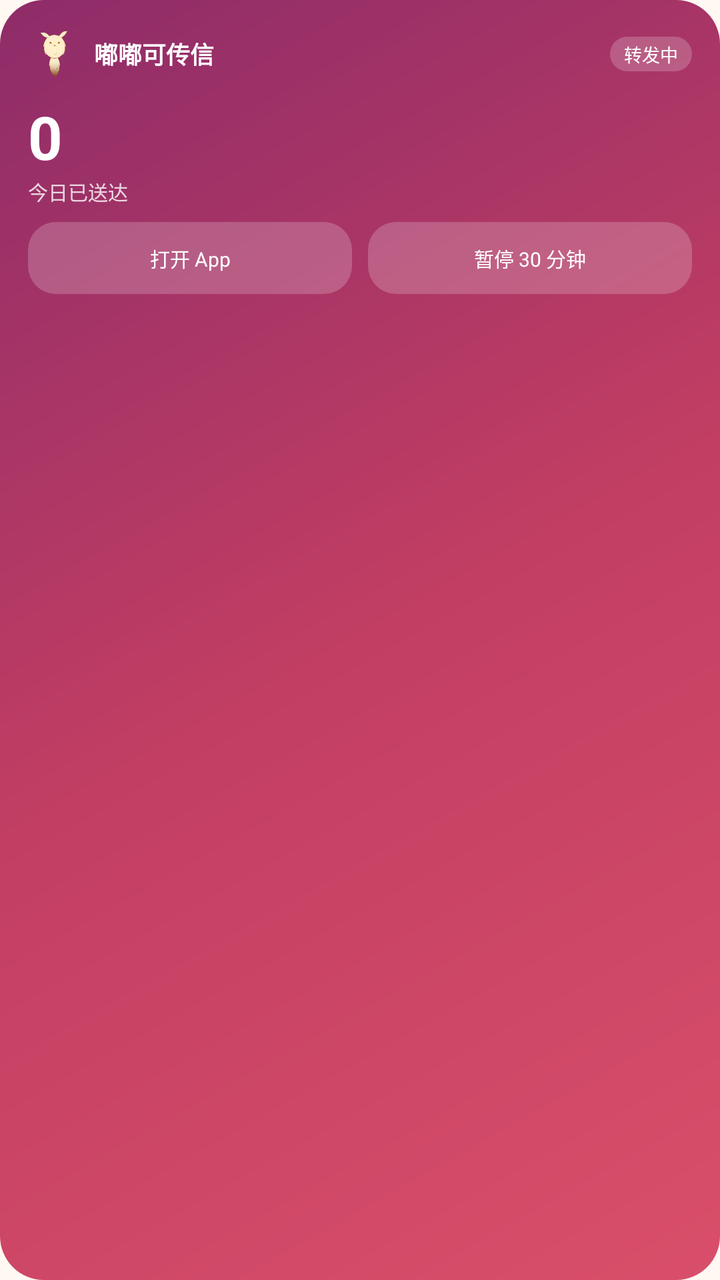
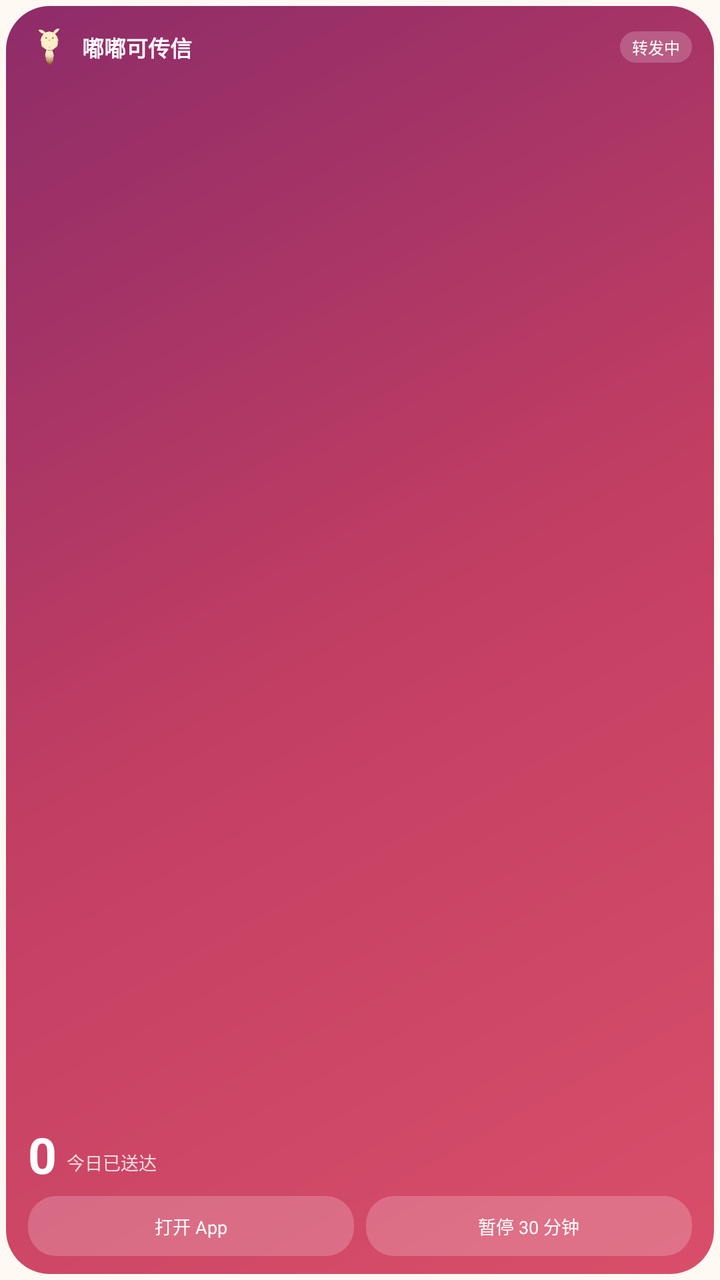

Two renders of the same Android screen: before a commit and after it. Below are the layout's source before the change and the commit's diff.
<!-- AndroidManifest.xml: application theme Theme.Sms2Bark -->
<!-- res/layout/widget_dodocomm.xml -->
<?xml version="1.0" encoding="utf-8"?>
<LinearLayout xmlns:android="http://schemas.android.com/apk/res/android"
    android:id="@+id/widget_root"
    android:layout_width="match_parent"
    android:layout_height="match_parent"
    android:background="@drawable/widget_background"
    android:orientation="vertical"
    android:padding="14dp">

    <LinearLayout
        android:layout_width="match_parent"
        android:layout_height="wrap_content"
        android:gravity="center_vertical"
        android:orientation="horizontal">

        <ImageView
            android:layout_width="26dp"
            android:layout_height="26dp"
            android:contentDescription="@null"
            android:src="@drawable/dodoco_mascot" />

        <TextView
            android:id="@+id/widget_title"
            android:layout_width="0dp"
            android:layout_height="wrap_content"
            android:layout_marginStart="7dp"
            android:layout_weight="1"
            android:maxLines="1"
            android:text="@string/widget_title"
            android:textColor="#FFFFFFFF"
            android:textSize="12sp"
            android:textStyle="bold" />

        <TextView
            android:id="@+id/widget_status"
            android:layout_width="wrap_content"
            android:layout_height="wrap_content"
            android:background="@drawable/widget_chip"
            android:maxLines="1"
            android:paddingHorizontal="7dp"
            android:paddingVertical="2dp"
            android:text="@string/widget_status_on"
            android:textColor="#FFFFFFFF"
            android:textSize="9sp" />
    </LinearLayout>

    <TextView
        android:id="@+id/widget_count"
        android:layout_width="wrap_content"
        android:layout_height="wrap_content"
        android:layout_marginTop="8dp"
        android:text="0"
        android:textColor="#FFFFFFFF"
        android:textSize="30sp"
        android:textStyle="bold" />

    <TextView
        android:layout_width="wrap_content"
        android:layout_height="wrap_content"
        android:text="@string/widget_label_today"
        android:textColor="#CCFFFFFF"
        android:textSize="10sp" />

    <LinearLayout
        android:layout_width="match_parent"
        android:layout_height="wrap_content"
        android:layout_marginTop="8dp"
        android:orientation="horizontal">

        <TextView
            android:id="@+id/widget_open"
            android:layout_width="0dp"
            android:layout_height="36dp"
            android:layout_weight="1"
            android:background="@drawable/widget_chip"
            android:gravity="center"
            android:text="@string/widget_action_open"
            android:textColor="#FFFFFFFF"
            android:textSize="10sp" />

        <TextView
            android:id="@+id/widget_toggle"
            android:layout_width="0dp"
            android:layout_height="36dp"
            android:layout_marginStart="8dp"
            android:layout_weight="1"
            android:background="@drawable/widget_chip"
            android:gravity="center"
            android:text="@string/widget_action_pause"
            android:textColor="#FFFFFFFF"
            android:textSize="10sp" />
    </LinearLayout>
</LinearLayout>
<!-- resources referenced by this layout -->
<resources>
  <!-- drawable dodoco_mascot: png bitmap (drawable-nodpi, 144085 bytes) -->
  <!-- drawable widget_background (drawable) -->
  <?xml version="1.0" encoding="utf-8"?>
  <shape xmlns:android="http://schemas.android.com/apk/res/android" android:shape="rectangle">
      <gradient
          android:angle="135"
          android:startColor="#D94F6A"
          android:centerColor="#C23E63"
          android:endColor="#8E2C69" />
      <corners android:radius="22dp" />
  </shape>
  <!-- drawable widget_chip (drawable) -->
  <?xml version="1.0" encoding="utf-8"?>
  <shape xmlns:android="http://schemas.android.com/apk/res/android" android:shape="rectangle">
      <solid android:color="#33FFFFFF" />
      <corners android:radius="14dp" />
  </shape>
  <string name="widget_action_open">打开 App</string>
  <string name="widget_action_pause">暂停 30 分钟</string>
  <string name="widget_label_today">今日已送达</string>
  <string name="widget_status_on">转发中</string>
  <string name="widget_title">嘟嘟可传信</string>
  <style name="Theme.Sms2Bark" parent="android:Theme.Material.Light.NoActionBar">
          <item name="android:windowBackground">@color/splash_background</item>
          <item name="android:statusBarColor">@android:color/transparent</item>
          <item name="android:navigationBarColor">@android:color/transparent</item>
          <item name="android:windowLightStatusBar">true</item>
          <item name="android:windowDrawsSystemBarBackgrounds">true</item>
      </style>
  <color name="splash_background">#FFFFF8F3</color>
</resources>

<!-- the commit's change to res/layout/widget_dodocomm.xml (unified diff, before → after) -->
@@ -1,93 +1,119 @@
 <?xml version="1.0" encoding="utf-8"?>
-<LinearLayout xmlns:android="http://schemas.android.com/apk/res/android"
+<FrameLayout xmlns:android="http://schemas.android.com/apk/res/android"
     android:id="@+id/widget_root"
     android:layout_width="match_parent"
     android:layout_height="match_parent"
-    android:background="@drawable/widget_background"
-    android:orientation="vertical"
-    android:padding="14dp">
+    android:background="@android:color/transparent"
+    android:padding="3dp">
 
     <LinearLayout
+        android:id="@+id/widget_card"
         android:layout_width="match_parent"
-        android:layout_height="wrap_content"
-        android:gravity="center_vertical"
-        android:orientation="horizontal">
+        android:layout_height="match_parent"
+        android:background="@drawable/widget_background"
+        android:orientation="vertical"
+        android:paddingStart="11dp"
+        android:paddingTop="10dp"
+        android:paddingEnd="11dp"
+        android:paddingBottom="9dp">
 
-        <ImageView
-            android:layout_width="26dp"
-            android:layout_height="26dp"
-            android:contentDescription="@null"
-            android:src="@drawable/dodoco_mascot" />
+        <LinearLayout
+            android:layout_width="match_parent"
+            android:layout_height="wrap_content"
+            android:gravity="center_vertical"
+            android:orientation="horizontal">
 
-        <TextView
-            android:id="@+id/widget_title"
-            android:layout_width="0dp"
-            android:layout_height="wrap_content"
-            android:layout_marginStart="7dp"
+            <ImageView
+                android:layout_width="21dp"
+                android:layout_height="21dp"
+                android:contentDescription="@null"
+                android:src="@drawable/dodoco_mascot" />
+
+            <TextView
+                android:id="@+id/widget_title"
+                android:layout_width="0dp"
+                android:layout_height="wrap_content"
+                android:layout_marginStart="6dp"
+                android:layout_weight="1"
+                android:ellipsize="end"
+                android:maxLines="1"
+                android:text="@string/widget_title"
+                android:textColor="#FFFFFFFF"
+                android:textSize="11sp"
+                android:textStyle="bold" />
+
+            <TextView
+                android:id="@+id/widget_status"
+                android:layout_width="wrap_content"
+                android:layout_height="wrap_content"
+                android:background="@drawable/widget_chip"
+                android:ellipsize="end"
+                android:maxLines="1"
+                android:paddingHorizontal="6dp"
+                android:paddingVertical="2dp"
+                android:text="@string/widget_status_on"
+                android:textColor="#FFFFFFFF"
+                android:textSize="8sp" />
+        </LinearLayout>
+
+        <LinearLayout
+            android:layout_width="match_parent"
+            android:layout_height="0dp"
             android:layout_weight="1"
-            android:maxLines="1"
-            android:text="@string/widget_title"
-            android:textColor="#FFFFFFFF"
-            android:textSize="12sp"
-            android:textStyle="bold" />
+            android:orientation="horizontal"
+            android:gravity="bottom">
+            <TextView
+                android:id="@+id/widget_count"
+                android:layout_width="wrap_content"
+                android:layout_height="wrap_content"
+                android:includeFontPadding="false"
+                android:text="0"
+                android:textColor="#FFFFFFFF"
+                android:textSize="25sp"
+                android:textStyle="bold" />
+            <TextView
+                android:id="@+id/widget_count_label"
+                android:layout_width="wrap_content"
+                android:layout_height="wrap_content"
+                android:layout_gravity="bottom"
+                android:layout_marginStart="5dp"
+                android:layout_marginBottom="2dp"
+                android:maxLines="1"
+                android:text="@string/widget_label_today"
+                android:textColor="#CCFFFFFF"
+                android:textSize="9sp" />
+        </LinearLayout>
 
-        <TextView
-            android:id="@+id/widget_status"
-            android:layout_width="wrap_content"
-            android:layout_height="wrap_content"
-            android:background="@drawable/widget_chip"
-            android:maxLines="1"
-            android:paddingHorizontal="7dp"
-            android:paddingVertical="2dp"
-            android:text="@string/widget_status_on"
-            android:textColor="#FFFFFFFF"
-            android:textSize="9sp" />
+        <LinearLayout
+            android:layout_width="match_parent"
+            android:layout_height="30dp"
+            android:layout_marginTop="5dp"
+            android:orientation="horizontal">
+
+            <TextView
+                android:id="@+id/widget_open"
+                android:layout_width="0dp"
+                android:layout_height="match_parent"
+                android:layout_weight="1"
+                android:background="@drawable/widget_chip"
+                android:gravity="center"
+                android:maxLines="1"
+                android:text="@string/widget_action_open"
+                android:textColor="#FFFFFFFF"
+                android:textSize="9sp" />
+
+            <TextView
+                android:id="@+id/widget_toggle"
+                android:layout_width="0dp"
+                android:layout_height="match_parent"
+                android:layout_marginStart="6dp"
+                android:layout_weight="1"
+                android:background="@drawable/widget_chip"
+                android:gravity="center"
+                android:maxLines="1"
+                android:text="@string/widget_action_pause"
+                android:textColor="#FFFFFFFF"
+                android:textSize="9sp" />
+        </LinearLayout>
     </LinearLayout>
-
-    <TextView
-        android:id="@+id/widget_count"
-        android:layout_width="wrap_content"
-        android:layout_height="wrap_content"
-        android:layout_marginTop="8dp"
-        android:text="0"
-        android:textColor="#FFFFFFFF"
-        android:textSize="30sp"
-        android:textStyle="bold" />
-
-    <TextView
-        android:layout_width="wrap_content"
-        android:layout_height="wrap_content"
-        android:text="@string/widget_label_today"
-        android:textColor="#CCFFFFFF"
-        android:textSize="10sp" />
-
-    <LinearLayout
-        android:layout_width="match_parent"
-        android:layout_height="wrap_content"
-        android:layout_marginTop="8dp"
-        android:orientation="horizontal">
-
-        <TextView
-            android:id="@+id/widget_open"
-            android:layout_width="0dp"
-            android:layout_height="36dp"
-            android:layout_weight="1"
-            android:background="@drawable/widget_chip"
-            android:gravity="center"
-            android:text="@string/widget_action_open"
-            android:textColor="#FFFFFFFF"
-            android:textSize="10sp" />
-
-        <TextView
-            android:id="@+id/widget_toggle"
-            android:layout_width="0dp"
-            android:layout_height="36dp"
-            android:layout_marginStart="8dp"
-            android:layout_weight="1"
-            android:background="@drawable/widget_chip"
-            android:gravity="center"
-            android:text="@string/widget_action_pause"
-            android:textColor="#FFFFFFFF"
-            android:textSize="10sp" />
-    </LinearLayout>
-</LinearLayout>
+</FrameLayout>
